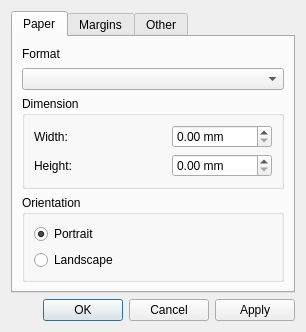
Above: limereport/items/lrpageeditor.ui from fralx/LimeReport before the change. Below: the same form after it.
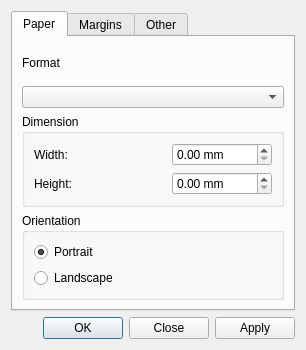
That is the form after the change.

```diff
--- a/limereport/items/lrpageeditor.ui
+++ b/limereport/items/lrpageeditor.ui
@@ -7,7 +7,7 @@
     <x>0</x>
     <y>0</y>
     <width>306</width>
-    <height>322</height>
+    <height>350</height>
    </rect>
   </property>
   <property name="windowTitle">
@@ -297,7 +297,7 @@
       <enum>Qt::Horizontal</enum>
      </property>
      <property name="standardButtons">
-      <set>QDialogButtonBox::Apply|QDialogButtonBox::Cancel|QDialogButtonBox::Ok</set>
+      <set>QDialogButtonBox::Apply|QDialogButtonBox::Close|QDialogButtonBox::Ok</set>
      </property>
     </widget>
    </item>
```
Left out of the diff: 12 changed lines with no effect on the pictures.
